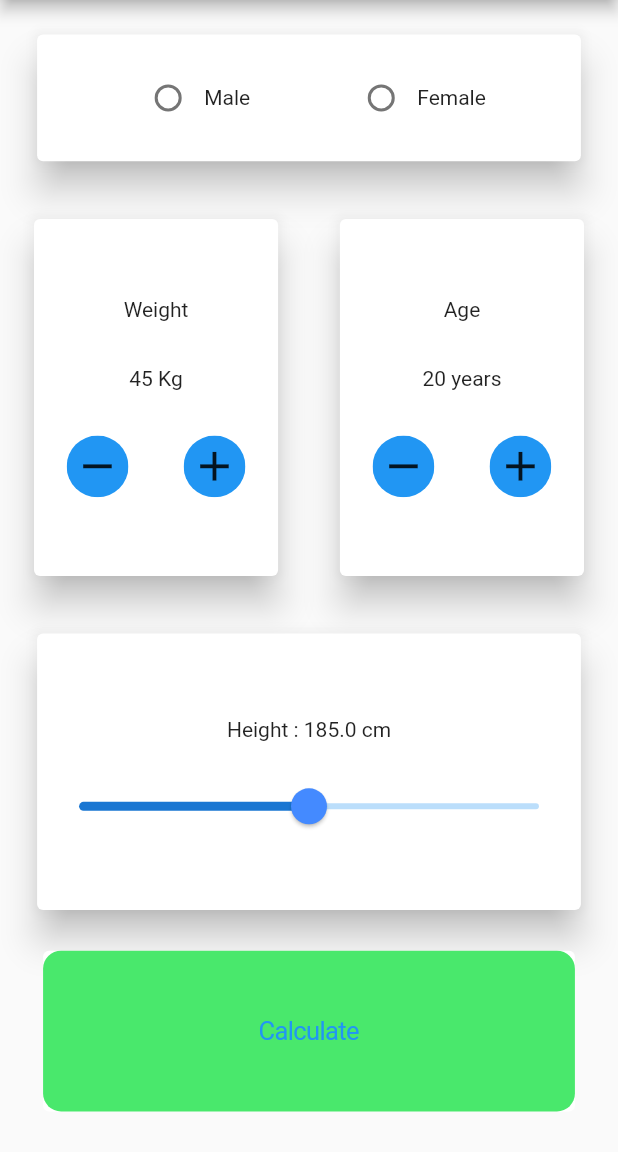
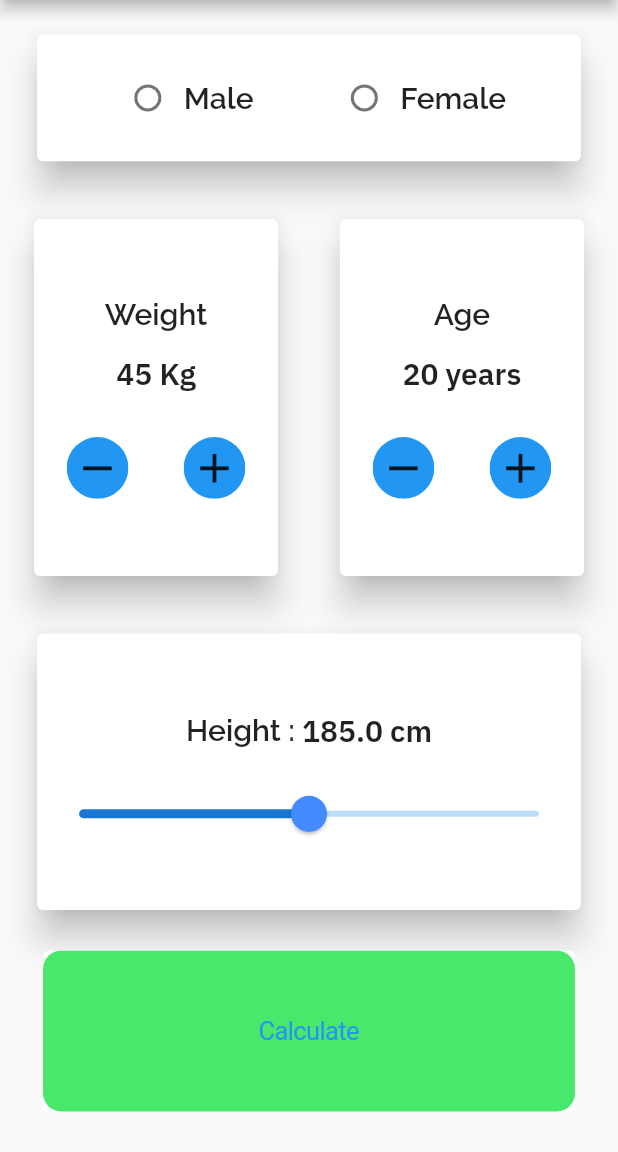
Before and after one commit to codenameakshay/BMI-flutter, a Flutter app: the screen it shows after launch, on a phone screen of 412 x 824 dp, the part 84-1236 px from its top. Run offline on Flutter 3.47's test engine with Material 2 defaults, Android fonts, the phone set to English and light mode, and no system bars.

Commit message:
Added font and ui changes portrait mode

```diff
--- a/lib/main.dart
+++ b/lib/main.dart
@@ -235,7 +235,10 @@ class _MainScreenPState extends State<MainScreenP> {
                         print('Male');
                       },
                     ),
-                    Text('Male', style: TextStyle(fontFamily:'',)),
+                    Text('Male',
+                        style: TextStyle(
+                          fontFamily: 'Raleway',fontSize: 20,
+                        )),
                   ],
                 ),
                 Row(
@@ -248,7 +251,12 @@ class _MainScreenPState extends State<MainScreenP> {
                         print('Female');
                       },
                     ),
-                    Text('Female'),
+                    Text(
+                      'Female',
+                      style: TextStyle(
+                        fontFamily: 'Raleway',fontSize: 20,
+                      ),
+                    ),
                   ],
                 ),
               ],
@@ -271,14 +279,24 @@ class _MainScreenPState extends State<MainScreenP> {
                   mainAxisAlignment: MainAxisAlignment.center,
                   children: <Widget>[
                     Padding(
-                      padding: const EdgeInsets.symmetric(
-                          vertical: 15, horizontal: 15),
-                      child: Text('Weight'),
+                      padding: const EdgeInsets.only(
+                          top: 15, left: 15, right: 15),
+                      child: Text(
+                        'Weight',
+                        style: TextStyle(
+                          fontFamily: 'Raleway',fontSize: 20,
+                        ),
+                      ),
                     ),
                     Padding(
                       padding: const EdgeInsets.symmetric(
                           vertical: 15, horizontal: 15),
-                      child: Text('$weight Kg'),
+                      child: Text(
+                        '$weight Kg',
+                        style: TextStyle(
+                          fontFamily: 'IBM Plex Sans',fontSize: 20,
+                        ),
+                      ),
                     ),
                     Row(
                       mainAxisAlignment: MainAxisAlignment.spaceEvenly,
@@ -350,14 +368,25 @@ class _MainScreenPState extends State<MainScreenP> {
                   mainAxisAlignment: MainAxisAlignment.center,
                   children: <Widget>[
                     Padding(
+                      padding: const EdgeInsets.only(
+                          top: 15, left: 15, right: 15),
+                      child: Text(
+                        'Age',
+                        style: TextStyle(
+                          fontFamily: 'Raleway',fontSize: 20,
+                        ),
+                      ),
+                    ),
+                    Padding(
                       padding: const EdgeInsets.symmetric(
                           vertical: 15, horizontal: 15),
-                      child: Text('Age'),
+                      child: Text(
+                        '$age years',
+                        style: TextStyle(
+                          fontFamily: 'IBM Plex Sans',fontSize: 20,
+                        ),
+                      ),
                     ),
-                    Padding(
-                        padding: const EdgeInsets.symmetric(
-                            vertical: 15, horizontal: 15),
-                        child: Text('$age years')),
                     Row(
                       mainAxisAlignment: MainAxisAlignment.spaceEvenly,
                       children: <Widget>[
@@ -434,7 +463,21 @@ class _MainScreenPState extends State<MainScreenP> {
                 Padding(
                   padding:
                       const EdgeInsets.symmetric(vertical: 15, horizontal: 15),
-                  child: Text('Height : $_length cm'),
+                  child: Row( mainAxisAlignment: MainAxisAlignment.center,
+                    children: <Widget>[
+                      Text(
+                        'Height :',
+                        style: TextStyle(
+                          fontFamily: 'Raleway',fontSize: 20,
+                        ),
+                      ),Text(
+                        ' $_length cm',
+                        style: TextStyle(
+                          fontFamily: 'IBM Plex Sans',fontSize: 20,
+                        ),
+                      ),
+                    ],
+                  ),
                 ),
                 SliderTheme(
                   data: SliderTheme.of(context).copyWith(
@@ -466,6 +509,7 @@ class _MainScreenPState extends State<MainScreenP> {
                         ? Colors.tealAccent
                         : Colors.blueAccent,
                     valueIndicatorTextStyle: TextStyle(
+                      fontFamily: 'Raleway',
                       color: themeProvider.isDarkMode
                           ? Colors.black38
                           : Colors.white70,
```
Also changed, not shown: pubspec.yaml (+10 -5 lines), assets/fonts/IBMPlexSans.ttf (added), assets/fonts/Raleway.ttf (added), assets/fonts/Rubik.ttf (added).
